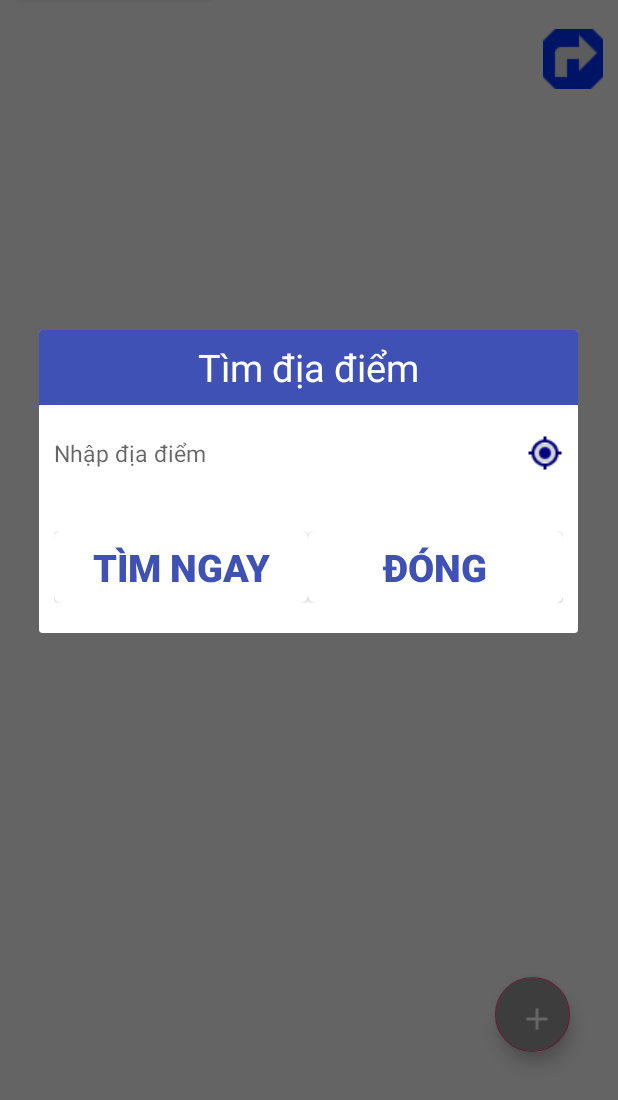
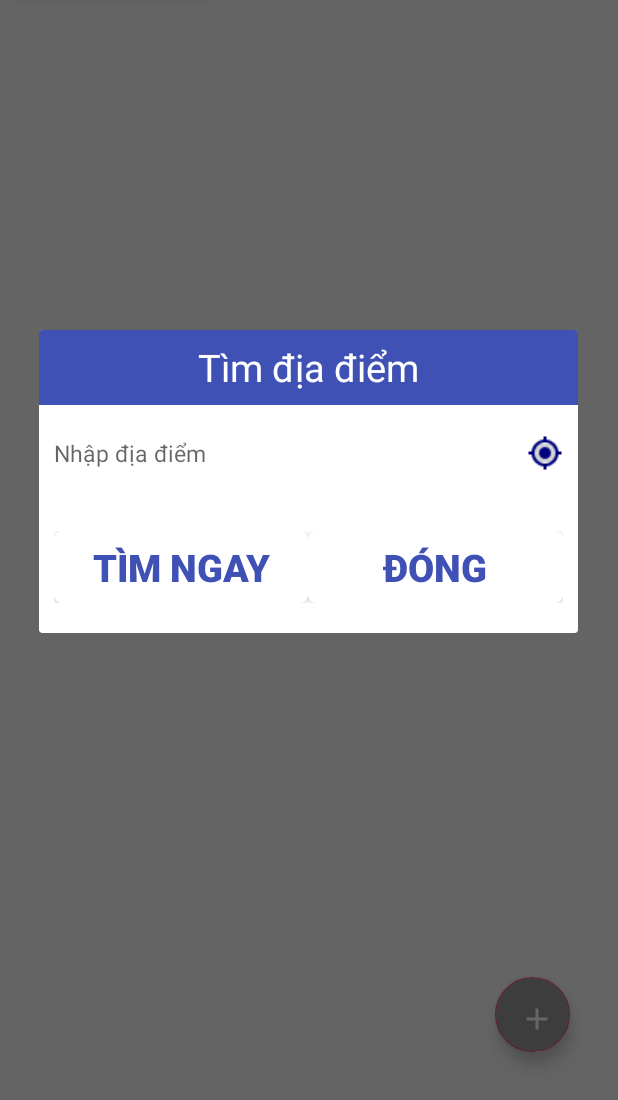
Before and after one commit to ngvantu/Android-ConvenienceStore, an Android app: the MapsActivity screen opened directly, with no data from a screen before it, after a tap on "TÌM TẠI ĐỊA ĐIỂM", on a phone screen of 412 x 824 dp, the part 136-1236 px from its top. Run offline under Robolectric (Android 15) with nearby library versions, the phone set to English and light mode, and no system bars; libraries missing offline, so code that uses them is left out: io.netopen.hotbitmapgg; 4 statements that could not run were skipped.

Commit message:
done direction button

```diff
--- a/app/src/main/res/layout/activity_maps.xml
+++ b/app/src/main/res/layout/activity_maps.xml
@@ -89,7 +89,7 @@
                     android:src="@drawable/ic_direction"
                     android:layout_alignParentEnd="true"
                     android:layout_marginTop="50dp"
-                    android:visibility="visible"/>
+                    android:visibility="invisible"/>
             </RelativeLayout>
 
             <fragment
```
Also changed, not shown: app/src/main/java/team25/conveniencestore/activitys/MapsActivity.java (+19 -1 lines).
